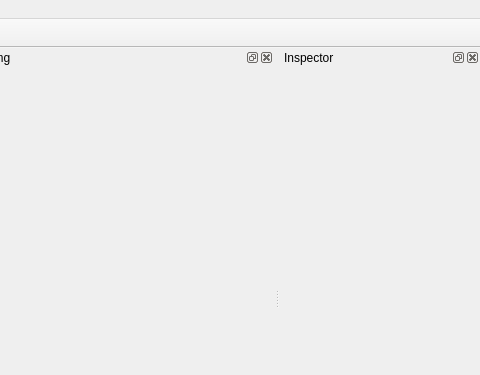
rogerbusquets97/Graphics-Engine, file mainwindow.ui: the form before one commit; both pictures show x 255 to 735 and y 0 to 375 of the 735 by 785 pixel window.
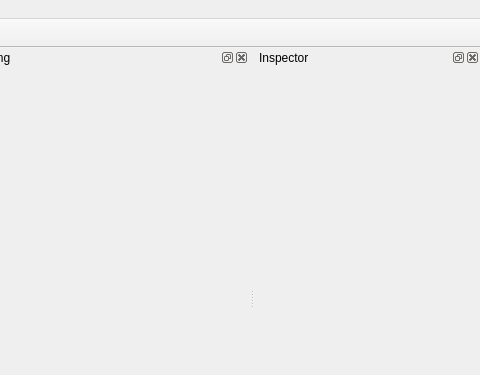
The form after the commit.

Patch:
```diff
--- a/mainwindow.ui
+++ b/mainwindow.ui
@@ -93,7 +93,7 @@
    </property>
    <property name="maximumSize">
     <size>
-     <width>200</width>
+     <width>225</width>
      <height>16777215</height>
     </size>
    </property>
```
